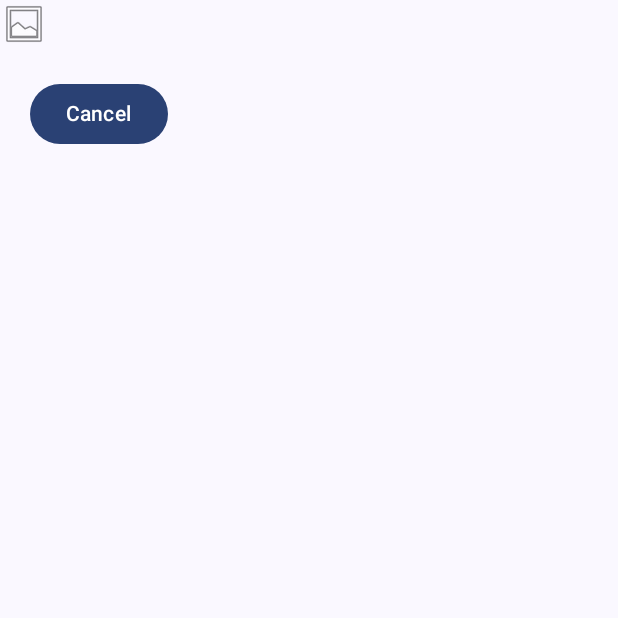
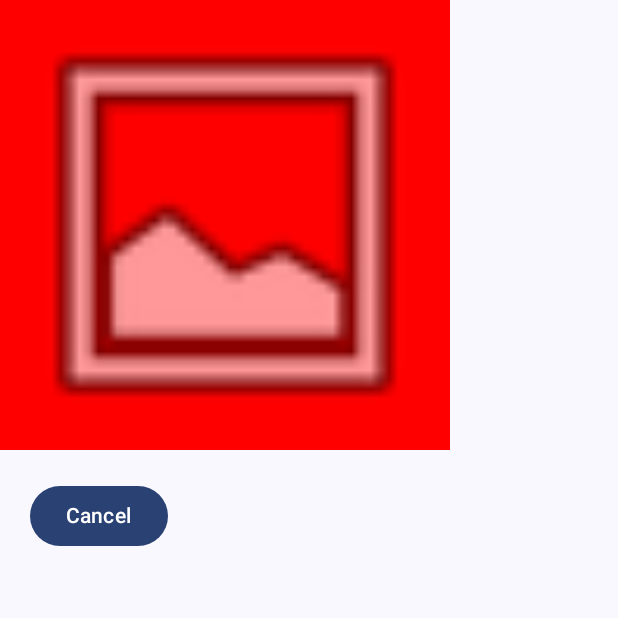
Before and after one commit to pnam23/fake-glide, an Android app built with Jetpack Compose: the composable FakeGlideApp shown on its own in the app's theme, on a phone screen of 412 x 824 dp, the top half of it. Run offline under Robolectric (Android 15) with nearby library versions, the phone set to English and light mode, and no system bars; network calls fail; pictures from the network do not load; 1 statement that could not run was skipped.

Commit message:
refactor: update cache configuration and improve image loading logic

```diff
--- a/app/src/main/java/com/example/fakeglide/MainActivity.kt
+++ b/app/src/main/java/com/example/fakeglide/MainActivity.kt
@@ -1,15 +1,14 @@
 package com.example.fakeglide
 
+import android.R
 import android.os.Bundle
 import androidx.activity.ComponentActivity
 import androidx.activity.compose.setContent
 import androidx.activity.enableEdgeToEdge
 import androidx.compose.foundation.background
-import androidx.compose.foundation.layout.Box
 import androidx.compose.foundation.layout.Column
 import androidx.compose.foundation.layout.Row
 import androidx.compose.foundation.layout.Spacer
-import androidx.compose.foundation.layout.fillMaxSize
 import androidx.compose.foundation.layout.fillMaxWidth
 import androidx.compose.foundation.layout.height
 import androidx.compose.foundation.layout.padding
@@ -20,7 +19,6 @@ import androidx.compose.foundation.lazy.items
 import androidx.compose.material3.Button
 import androidx.compose.material3.Text
 import androidx.compose.runtime.Composable
-import androidx.compose.runtime.LaunchedEffect
 import androidx.compose.runtime.getValue
 import androidx.compose.runtime.mutableStateOf
 import androidx.compose.runtime.remember
@@ -31,8 +29,6 @@ import androidx.compose.ui.res.painterResource
 import androidx.compose.ui.unit.dp
 import com.example.fakeglide.compose.FakeGlideImage
 import com.example.fakeglide.ui.theme.FakeGlideTheme
-import kotlinx.coroutines.delay
-import kotlin.coroutines.cancellation.CancellationException
 
 class MainActivity : ComponentActivity() {
     override fun onCreate(savedInstanceState: Bundle?) {
@@ -53,11 +49,13 @@ fun FakeGlideApp() {
     Column {
         if (!reloaded) {
             FakeGlideImage(
-                model = "https://svs.gsfc.nasa.gov/vis/a020000/a020200/a020255/frames/3840x2160_16x9_60p/Shot48/Shot48Frames/Shot48.00023.png",
-                modifier = Modifier,
+                model = "https://svs.gsfc.nasa.gov/vis/a020000/a020200/a020255/frames/3840x2160_16x9_60p/Shot48/Shot48Frames/Shot48.00011.png",
+                modifier = Modifier
+                    .size(300.dp)
+                    .background(Color.Red),
                 contentDescription = "Demo Image",
-                loading = painterResource(android.R.drawable.ic_menu_gallery),
-                failure = painterResource(android.R.drawable.ic_delete),
+                loading = painterResource(R.drawable.ic_menu_gallery),
+                failure = painterResource(R.drawable.ic_delete),
 //                reqWidth = 200,
 //                reqHeight = 200,
             )
@@ -94,8 +92,8 @@ fun FakeGlideGallery() {
                     .size(300.dp)
                     .padding(bottom = 10.dp),
                 contentDescription = "Demo Image",
-                loading = painterResource(android.R.drawable.ic_menu_gallery),
-                failure = painterResource(android.R.drawable.ic_delete),
+                loading = painterResource(R.drawable.ic_menu_gallery),
+                failure = painterResource(R.drawable.ic_delete),
             )
 
         }
@@ -104,19 +102,24 @@ fun FakeGlideGallery() {
 
 @Composable
 fun FakeLoaderDemo() {
-    var model by remember { mutableStateOf("https://svs.gsfc.nasa.gov/vis/a020000/a020200/a020255/frames/3840x2160_16x9_60p/Shot48/Shot48Frames/Shot48.00049.png") }
+    var model by remember { mutableStateOf("https://images.pexels.com/photos/2662116/pexels-photo-2662116.jpeg") }
 
-var log by remember { mutableStateOf("Idle") }
+    var log by remember { mutableStateOf("Idle") }
 
     Column(
         modifier = Modifier.padding(16.dp)
     ) {
         Row {
-            Button(onClick = { model = "https://svs.gsfc.nasa.gov/vis/a020000/a020200/a020255/frames/3840x2160_16x9_60p/Shot48/Shot48Frames/Shot48.00049.png" }) {
+            Button(onClick = {
+                model = "https://images.pexels.com/photos/2662116/pexels-photo-2662116.jpeg"
+            }) {
                 Text("Load URL 1")
             }
             Spacer(modifier = Modifier.width(8.dp))
-            Button(onClick = { model = "https://svs.gsfc.nasa.gov/vis/a020000/a020200/a020255/frames/3840x2160_16x9_60p/Shot48/Shot48Frames/Shot48.00002.png" }) {
+            Button(onClick = {
+                model =
+                    "https://svs.gsfc.nasa.gov/vis/a020000/a020200/a020255/frames/3840x2160_16x9_60p/Shot48/Shot48Frames/Shot48.00002.png"
+            }) {
                 Text("Load URL 2")
             }
         }
@@ -131,6 +134,5 @@ var log by remember { mutableStateOf("Idle") }
             loading = painterResource(id = android.R.drawable.ic_menu_gallery),
             failure = painterResource(id = android.R.drawable.ic_delete)
         )
-
     }
 }
--- a/fakeglide/src/main/java/com/example/fakeglide/cache/CacheConfig.kt
+++ b/fakeglide/src/main/java/com/example/fakeglide/cache/CacheConfig.kt
@@ -2,10 +2,12 @@ package com.example.fakeglide.cache
 
 class CacheConfig(
     val maxMemory: Long = Runtime.getRuntime().maxMemory() / 1024, // in KB
-    val memoryCacheSize: Int = when {
-        maxMemory < 64 * 1024 -> (maxMemory / 8).toInt() // < 64MB use 1/8th of memory
-        maxMemory < 256 * 1024 -> (maxMemory / 6).toInt() // < 256MB use 1/6th of memory
-        else -> (maxMemory / 4).toInt()
-    },
-    val diskCacheSize: Long = 5 * 1024 * 1024,
+//    val memoryCacheSize: Int = when {
+//        maxMemory < 64 * 1024 -> (maxMemory / 8).toInt() // < 64MB use 1/8th of memory
+//        maxMemory < 256 * 1024 -> (maxMemory / 6).toInt() // < 256MB use 1/6th of memory
+//        else -> (maxMemory / 4).toInt()
+//    },
+
+    val memoryCacheSize: Int = (maxMemory / 4).toInt(),
+    val diskCacheSize: Long = 10 * 1024 * 1024,
 )
--- a/fakeglide/src/main/java/com/example/fakeglide/compose/FakeGlideImage.kt
+++ b/fakeglide/src/main/java/com/example/fakeglide/compose/FakeGlideImage.kt
@@ -3,6 +3,7 @@ package com.example.fakeglide.compose
 import androidx.compose.foundation.Image
 import androidx.compose.runtime.Composable
 import androidx.compose.runtime.LaunchedEffect
+import androidx.compose.runtime.getValue
 import androidx.compose.runtime.mutableStateOf
 import androidx.compose.runtime.remember
 import androidx.compose.ui.Modifier
@@ -34,11 +35,13 @@ fun FakeGlideImage(
         mutableStateOf<IntSize?>(null)
     }
 
-    val (finalReqWidth, finalReqHeight) =
+    val (width, height) =
         ComposeSizeResolver.resolve(reqWidth, reqHeight, size.value)
 
+    val finalReqWidth by remember { mutableStateOf(width) }
+    val finalReqHeight by remember { mutableStateOf(height) }
 
-    LaunchedEffect(model, size.value) {
+    LaunchedEffect(model) {
         state.value = ImageState.Loading
 
         val request = ImageRequest(
--- a/fakeglide/src/main/java/com/example/fakeglide/core/ImageLoader.kt
+++ b/fakeglide/src/main/java/com/example/fakeglide/core/ImageLoader.kt
@@ -107,13 +107,12 @@ class ImageLoader private constructor(context: Context, config: CacheConfig) {
 
                 val bitmap = BitmapFactory.decodeFile(tempFile.absolutePath, decodeOptions)
 
+                tempFile.delete()
                 val endTime = System.currentTimeMillis()
                 Log.d(
                     TAG,
                     "Network: $url, time=${endTime - startTime}ms, original=${boundsOptions.outWidth}x${boundsOptions.outHeight}, sampleSize=$sampleSize, decoded=${bitmap?.width}x${bitmap?.height}"
                 )
-
-                tempFile.delete()
                 return@withContext bitmap
             }
         }
```
